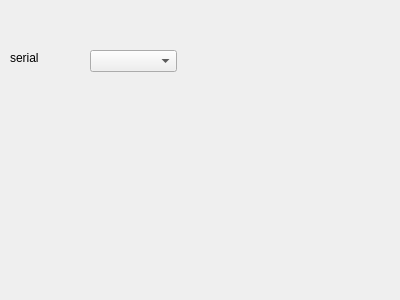
Above: src/plugins/serialplugin/SerialSettingsWidget.ui from makerinchina-iot/MonkeyQDK-SerialTool-example before the change. Below: the same form after it.
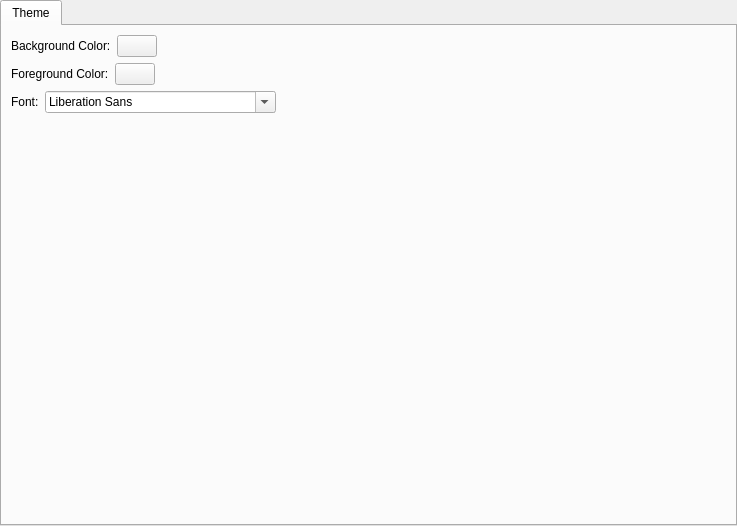
That is the form after the change.

Commit message: the simple serial tool add

The edit to the form file:
```diff
--- a/src/plugins/serialplugin/SerialSettingsWidget.ui
+++ b/src/plugins/serialplugin/SerialSettingsWidget.ui
@@ -6,36 +6,146 @@
    <rect>
     <x>0</x>
     <y>0</y>
-    <width>400</width>
-    <height>300</height>
+    <width>737</width>
+    <height>526</height>
    </rect>
   </property>
   <property name="windowTitle">
    <string>Form</string>
   </property>
-  <widget class="QComboBox" name="comboBox">
-   <property name="geometry">
-    <rect>
-     <x>90</x>
-     <y>50</y>
-     <width>87</width>
-     <height>22</height>
-    </rect>
+  <layout class="QVBoxLayout" name="verticalLayout_2">
+   <property name="spacing">
+    <number>0</number>
    </property>
-  </widget>
-  <widget class="QLabel" name="label">
-   <property name="geometry">
-    <rect>
-     <x>10</x>
-     <y>50</y>
-     <width>68</width>
-     <height>15</height>
-    </rect>
+   <property name="leftMargin">
+    <number>0</number>
    </property>
-   <property name="text">
-    <string>serial</string>
+   <property name="topMargin">
+    <number>0</number>
    </property>
-  </widget>
+   <property name="rightMargin">
+    <number>0</number>
+   </property>
+   <property name="bottomMargin">
+    <number>0</number>
+   </property>
+   <item>
+    <widget class="QTabWidget" name="tabWidget">
+     <property name="currentIndex">
+      <number>0</number>
+     </property>
+     <widget class="QWidget" name="tab">
+      <attribute name="title">
+       <string>Theme</string>
+      </attribute>
+      <layout class="QVBoxLayout" name="verticalLayout">
+       <item>
+        <layout class="QHBoxLayout" name="horizontalLayout">
+         <item>
+          <widget class="QLabel" name="label">
+           <property name="text">
+            <string>Background Color:</string>
+           </property>
+          </widget>
+         </item>
+         <item>
+          <widget class="QPushButton" name="btnBackColor">
+           <property name="text">
+            <string/>
+           </property>
+          </widget>
+         </item>
+         <item>
+          <spacer name="horizontalSpacer_2">
+           <property name="orientation">
+            <enum>Qt::Horizontal</enum>
+           </property>
+           <property name="sizeHint" stdset="0">
+            <size>
+             <width>40</width>
+             <height>20</height>
+            </size>
+           </property>
+          </spacer>
+         </item>
+        </layout>
+       </item>
+       <item>
+        <layout class="QHBoxLayout" name="horizontalLayout_2">
+         <item>
+          <widget class="QLabel" name="label_2">
+           <property name="text">
+            <string>Foreground Color:</string>
+           </property>
+          </widget>
+         </item>
+         <item>
+          <widget class="QPushButton" name="btnForeColor">
+           <property name="text">
+            <string/>
+           </property>
+          </widget>
+         </item>
+         <item>
+          <spacer name="horizontalSpacer">
+           <property name="orientation">
+            <enum>Qt::Horizontal</enum>
+           </property>
+           <property name="sizeHint" stdset="0">
+            <size>
+             <width>40</width>
+             <height>20</height>
+            </size>
+           </property>
+          </spacer>
+         </item>
+        </layout>
+       </item>
+       <item>
+        <layout class="QHBoxLayout" name="horizontalLayout_3">
+         <item>
+          <widget class="QLabel" name="label_3">
+           <property name="text">
+            <string>Font:</string>
+           </property>
+          </widget>
+         </item>
+         <item>
+          <widget class="QFontComboBox" name="fontComboBox"/>
+         </item>
+         <item>
+          <spacer name="horizontalSpacer_3">
+           <property name="orientation">
+            <enum>Qt::Horizontal</enum>
+           </property>
+           <property name="sizeHint" stdset="0">
+            <size>
+             <width>40</width>
+             <height>20</height>
+            </size>
+           </property>
+          </spacer>
+         </item>
+        </layout>
+       </item>
+       <item>
+        <spacer name="verticalSpacer">
+         <property name="orientation">
+          <enum>Qt::Vertical</enum>
+         </property>
+         <property name="sizeHint" stdset="0">
+          <size>
+           <width>20</width>
+           <height>40</height>
+          </size>
+         </property>
+        </spacer>
+       </item>
+      </layout>
+     </widget>
+    </widget>
+   </item>
+  </layout>
  </widget>
  <resources/>
  <connections/>
```
The commit also changes 26 other files.
